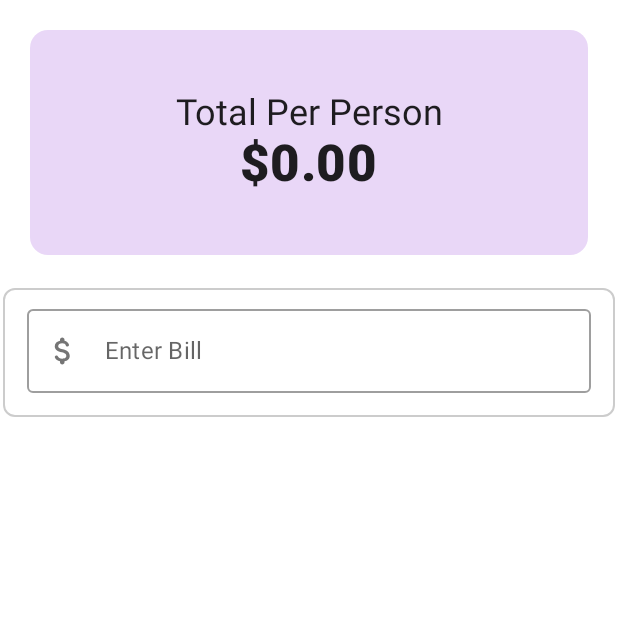
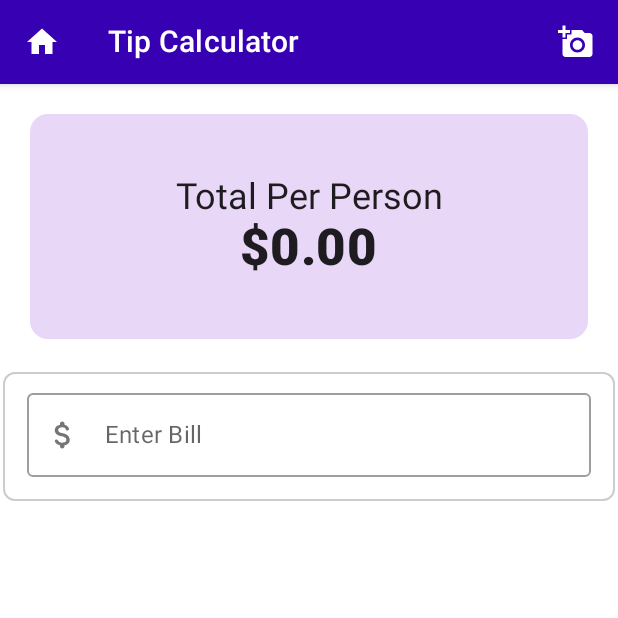
Before and after one commit to Neo-glitch/ComposeTipCalculator, an Android app built with Jetpack Compose: the screen it shows after launch (MainActivity), on a phone screen of 412 x 824 dp, the top half of it. Run offline under Robolectric (Android 15) with nearby library versions, the phone set to English and light mode, and no system bars.

Commit message:
done adding toolbar to the app, yay

```diff
--- a/app/src/main/java/com/neo/composetipcalculator/MainActivity.kt
+++ b/app/src/main/java/com/neo/composetipcalculator/MainActivity.kt
@@ -1,7 +1,9 @@
 package com.neo.composetipcalculator
 
+import android.content.Context
 import android.os.Bundle
 import android.util.Log
+import android.widget.Toast
 import androidx.activity.ComponentActivity
 import androidx.activity.compose.setContent
 import androidx.compose.foundation.BorderStroke
@@ -10,12 +12,11 @@ import androidx.compose.foundation.shape.CircleShape
 import androidx.compose.foundation.shape.CornerSize
 import androidx.compose.foundation.shape.RoundedCornerShape
 import androidx.compose.foundation.text.KeyboardActions
-import androidx.compose.material.MaterialTheme
-import androidx.compose.material.Slider
-import androidx.compose.material.Surface
-import androidx.compose.material.Text
+import androidx.compose.material.*
 import androidx.compose.material.icons.Icons
 import androidx.compose.material.icons.filled.Add
+import androidx.compose.material.icons.filled.AddAPhoto
+import androidx.compose.material.icons.filled.Home
 import androidx.compose.material.icons.filled.Remove
 import androidx.compose.runtime.*
 import androidx.compose.ui.Alignment
@@ -23,6 +24,7 @@ import androidx.compose.ui.ExperimentalComposeUiApi
 import androidx.compose.ui.Modifier
 import androidx.compose.ui.draw.clip
 import androidx.compose.ui.graphics.Color
+import androidx.compose.ui.platform.LocalContext
 import androidx.compose.ui.platform.LocalSoftwareKeyboardController
 import androidx.compose.ui.text.font.FontWeight
 import androidx.compose.ui.tooling.preview.Preview
@@ -46,12 +48,42 @@ class MainActivity : ComponentActivity() {
 }
 
 // container composable function (take's another composable function)
+@ExperimentalComposeUiApi
 @Composable
 fun MyApp(content: @Composable () -> Unit) {
     ComposeTipCalculatorTheme {
-        Surface(color = MaterialTheme.colors.background) {
-            content()
+        MyToolBar{
+            Surface(color = MaterialTheme.colors.background) {
+                content()
+            }
         }
+    }
+}
+
+@ExperimentalComposeUiApi
+@Composable
+fun MyToolBar(content: @Composable () -> Unit){
+    val context: Context = LocalContext.current
+    Scaffold (
+        topBar = {
+            TopAppBar(
+                title = {Text("Tip Calculator", color = Color.White)},
+                navigationIcon = {
+                    IconButton(onClick = { /*TODO*/ }) {
+                        Icon(imageVector = Icons.Filled.Home, contentDescription = "Home Icon", tint = Color.White)
+                    }
+                },
+                actions = { IconButton(onClick = { Toast.makeText(context, "Feature coming soon...", Toast.LENGTH_SHORT).show()}) {
+                        Icon(imageVector = Icons.Filled.AddAPhoto, null, tint = Color.White)
+
+                }},
+                backgroundColor = MaterialTheme.colors.primaryVariant,
+                contentColor = MaterialTheme.colors.onBackground
+            )
+
+        })
+    {
+        content()
     }
 }
 
@@ -259,11 +291,12 @@ fun BillForm(
 }
 
 
+@ExperimentalComposeUiApi
 @Preview(showBackground = true)
 @Composable
 fun DefaultPreview() {
     MyApp {
-        Text("Hello again")
+        MainContent()
     }
 
 }
```
